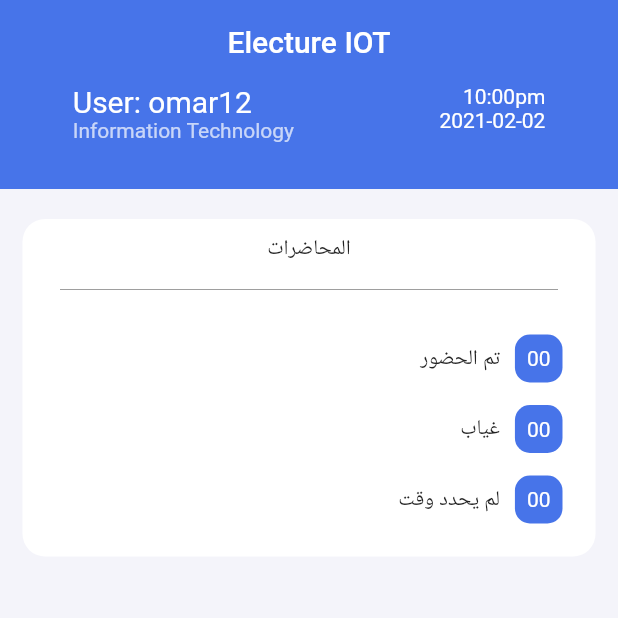
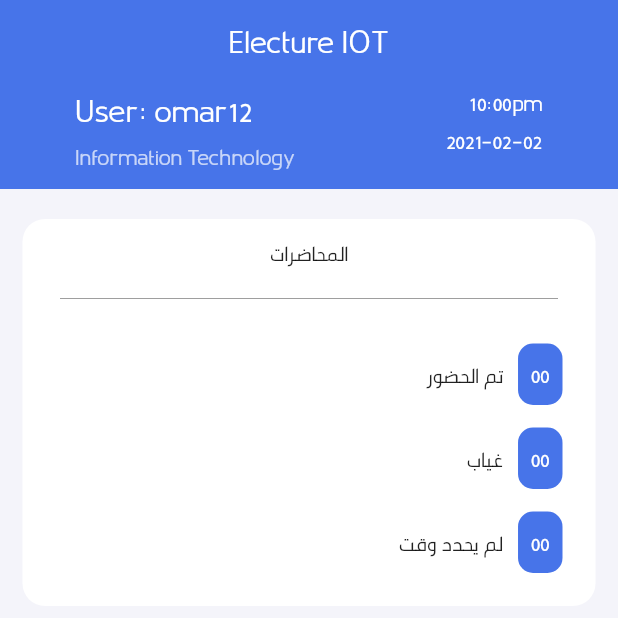
Before and after one commit to mohmedkasim/Electro, a Flutter app: the screen it shows after launch, on a phone screen of 412 x 824 dp, the top half of it. Run offline on Flutter 3.47's test engine with Material 2 defaults, Android fonts, the phone set to English and light mode, and no system bars.

Commit message:
add font

```diff
--- a/lib/main.dart
+++ b/lib/main.dart
@@ -12,15 +12,7 @@ class MyApp extends StatelessWidget {
     return MaterialApp(
       title: 'Flutter Demo',
       theme: ThemeData(
-        // This is the theme of your application.
-        //
-        // Try running your application with "flutter run". You'll see the
-        // application has a blue toolbar. Then, without quitting the app, try
-        // changing the primarySwatch below to Colors.green and then invoke
-        // "hot reload" (press "r" in the console where you ran "flutter run",
-        // or simply save your changes to "hot reload" in a Flutter IDE).
-        // Notice that the counter didn't reset back to zero; the application
-        // is not restarted.
+        fontFamily: "pnu",
         primarySwatch: Colors.blue,
       ),
       home: HomeScreen(),
```
Also changed, not shown: pubspec.yaml (+4 -4 lines), assets/fonts/PNU-Regular.ttf (added).
